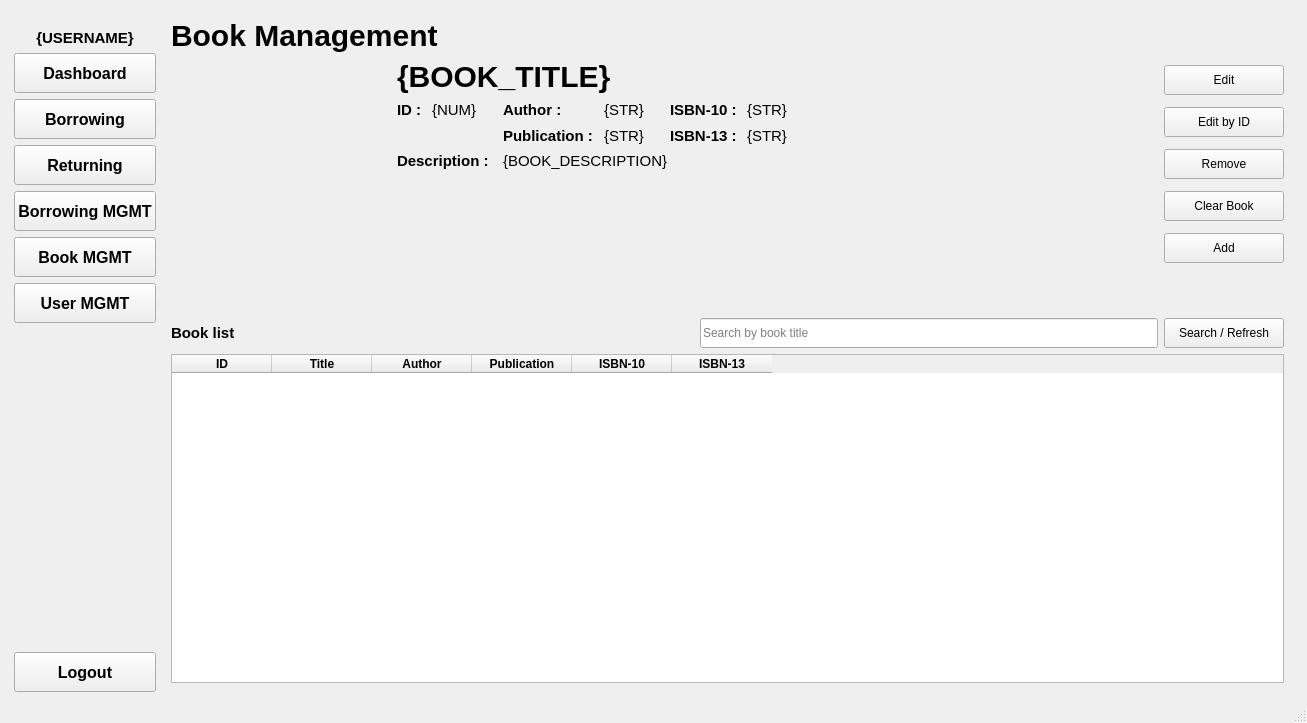
First picture: the form in LMS/ui/designer-files/main-window.ui, repository noonomyen/mini-project_library-management-system, before the edit.
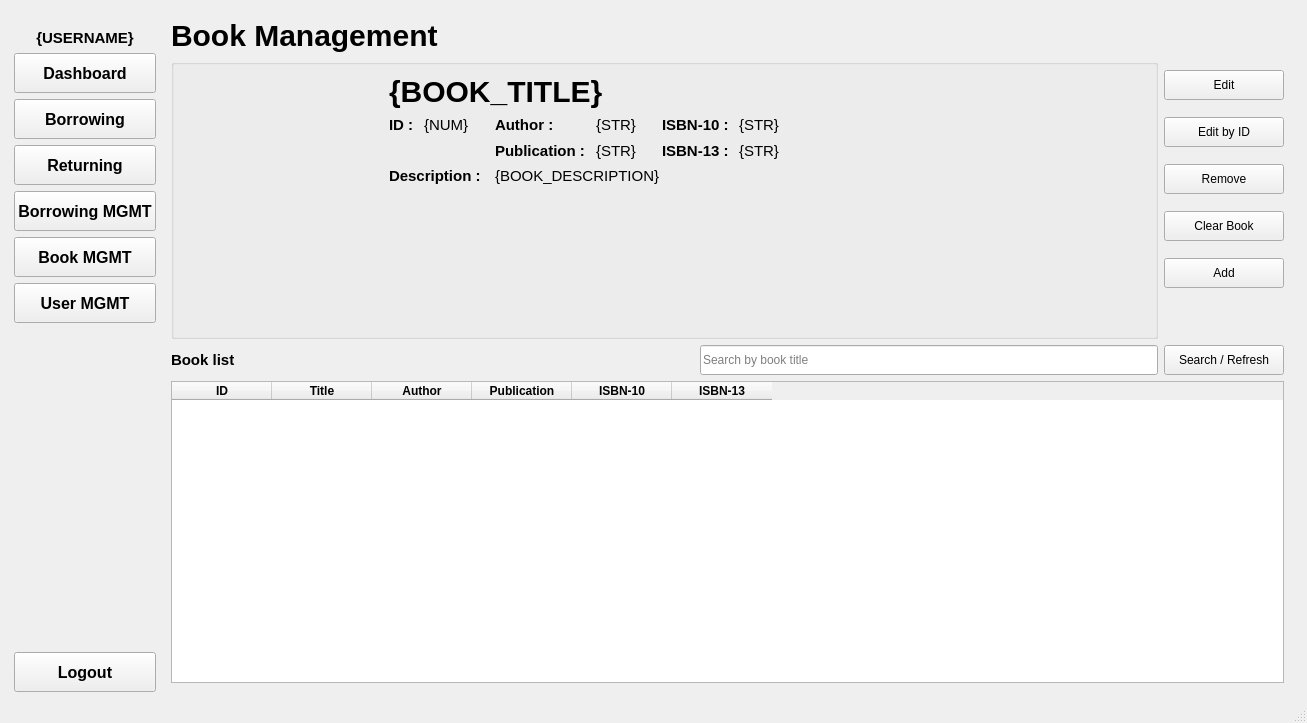
Second picture: the form after the edit. The open tabs and pages were chosen to show the change. Icons and pictures are not drawn.

```diff
--- a/LMS/ui/designer-files/main-window.ui
+++ b/LMS/ui/designer-files/main-window.ui
@@ -246,7 +246,7 @@
     <item>
      <widget class="QStackedWidget" name="stackedWidget">
       <property name="currentIndex">
-       <number>3</number>
+       <number>0</number>
       </property>
       <widget class="QWidget" name="Dashboard">
        <layout class="QVBoxLayout" name="verticalLayout_7">
@@ -1263,7 +1263,11 @@
             <item>
              <layout class="QHBoxLayout" name="horizontalLayout_10">
               <item>
-               <layout class="QVBoxLayout" name="verticalLayout_14">
+               <widget class="QGroupBox" name="groupBox">
+                <property name="title">
+                 <string/>
+                </property>
+                <layout class="QHBoxLayout" name="horizontalLayout_17">
                 <item>
                  <widget class="QLabel" name="labelBMGMT_BookImage">
                   <property name="minimumSize">
@@ -1289,8 +1293,6 @@
                   </property>
                  </widget>
                 </item>
-               </layout>
-              </item>
               <item>
                <spacer name="horizontalSpacer_14">
                 <property name="orientation">
@@ -1301,7 +1303,7 @@
                 </property>
                 <property name="sizeHint" stdset="0">
                  <size>
-                  <width>40</width>
+                     <width>20</width>
                   <height>20</height>
                  </size>
                 </property>
@@ -1605,6 +1607,12 @@
                  </spacer>
                 </item>
                </layout>
+                 </item>
+                </layout>
+               </widget>
+              </item>
+              <item>
+               <layout class="QVBoxLayout" name="verticalLayout_14"/>
               </item>
               <item>
                <layout class="QVBoxLayout" name="verticalLayout">
```
Lines whose indentation alone changed are shown as unchanged.
